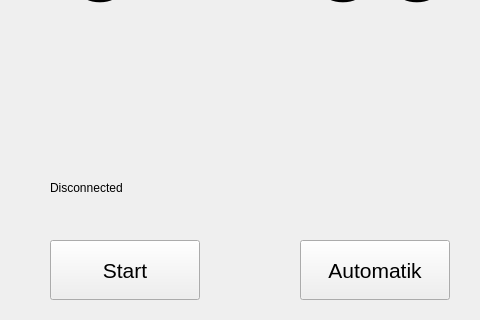
Above: ControlUnit/guicontrolunit.ui from durmiel/ControlUnit before the change; both pictures show x 0 to 480 and y 260 to 580 of the 1000 by 580 pixel window. Below: the same form after it.
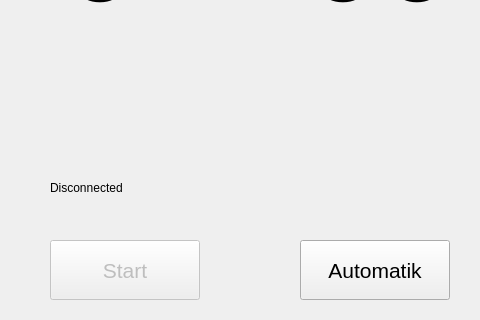
That is the form after the change.

Diff of the .ui file:
```diff
--- a/ControlUnit/guicontrolunit.ui
+++ b/ControlUnit/guicontrolunit.ui
@@ -21,6 +21,9 @@
   </property>
   <widget class="QWidget" name="centralWidget">
    <widget class="QPushButton" name="b_start">
+    <property name="enabled">
+     <bool>false</bool>
+    </property>
     <property name="geometry">
      <rect>
       <x>50</x>
@@ -106,7 +109,7 @@
      <rect>
       <x>50</x>
       <y>440</y>
-      <width>81</width>
+      <width>101</width>
       <height>16</height>
      </rect>
     </property>
```
